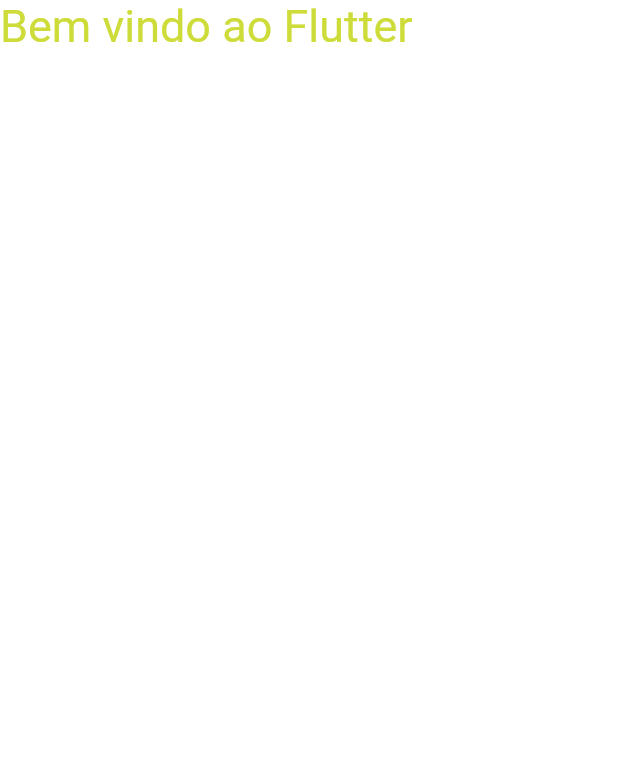
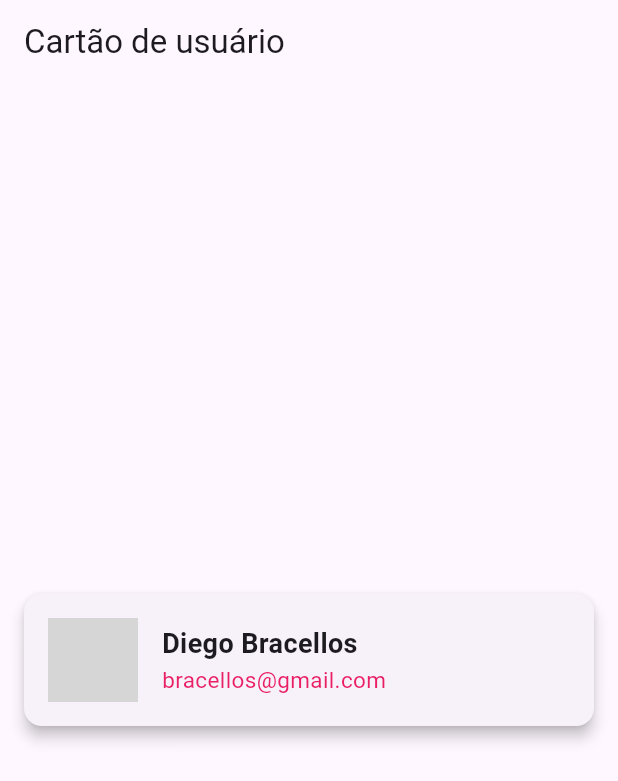
Before and after one commit to jardelgpf/meu_app, a Flutter app: the screen it shows after launch, on a phone screen of 412 x 824 dp. Shown: the top 781 px of the screen. Run offline on Flutter 3.47's test engine with Material 3 defaults, Android fonts, the phone set to English and light mode, and no system bars; network calls fail; grey boxes are pictures that could not be loaded.

Commit message:
stateless widgets

```diff
--- /dev/null
+++ b/lib/stateless/User.dart
@@ -0,0 +1,62 @@
+import 'package:flutter/material.dart';
+
+class User extends StatelessWidget{
+  @override
+  Widget build(BuildContext context) {
+    return MaterialApp(
+      home: Scaffold(
+        appBar: AppBar(title: Text("Cartão de usuário")),
+        body: const Center(
+          child: UserCard(
+            nome: "Diego Bracellos",
+            email: "bracellos@gmail.com",
+            avatarUrl: "https://static-media.hotmart.com/8vcO7D34oBPoVg_MBKkwLihp8E8=/filters:quality(100):format(webp)/klickart-prod/uploads/media/file/7891910/instrutor.png",
+          ),
+        ),
+      ),
+    );
+  }
+
+}
+
+class UserCard extends StatelessWidget{
+  final String nome;
+  final String email;
+  final String avatarUrl;
+
+  const UserCard({
+    super.key,
+    required this.nome,
+    required this.email,
+    required this.avatarUrl
+  });
+  @override
+  Widget build(BuildContext context) {
+    return SizedBox(
+      height: 120,
+      child: Card(
+        elevation: 4,
+        margin: const EdgeInsets.all(16),
+        child: Padding(
+          padding: const EdgeInsets.all(16),
+          child: Row(children: [
+            CircleAvatar(
+              backgroundImage: NetworkImage(avatarUrl),
+              radius: 30,
+            ),
+            const SizedBox(width: 16),
+            Column(
+              crossAxisAlignment: CrossAxisAlignment.start,
+              mainAxisAlignment: MainAxisAlignment.center,
+              children: [
+                Text(nome, style: TextStyle(fontSize: 18, fontWeight: FontWeight.bold),),
+                Text(email, style: TextStyle(fontSize: 15, color: Colors.pink),)
+              ],
+            )
+          ],),
+        ),
+      ),
+    );
+  }
+
+}
```
Also changed, not shown: lib/Botao.dart (added, +23 -0 lines), lib/main.dart (+30 -1 lines), lib/stateless/SemEstado.dart (added, +17 -0 lines).
